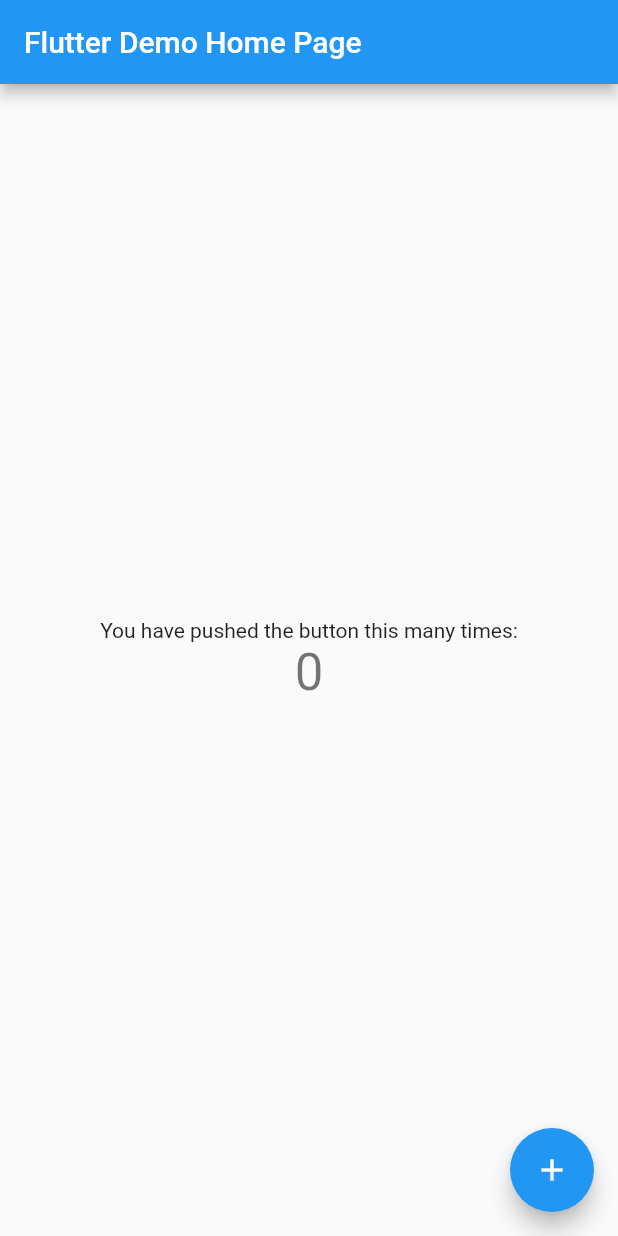
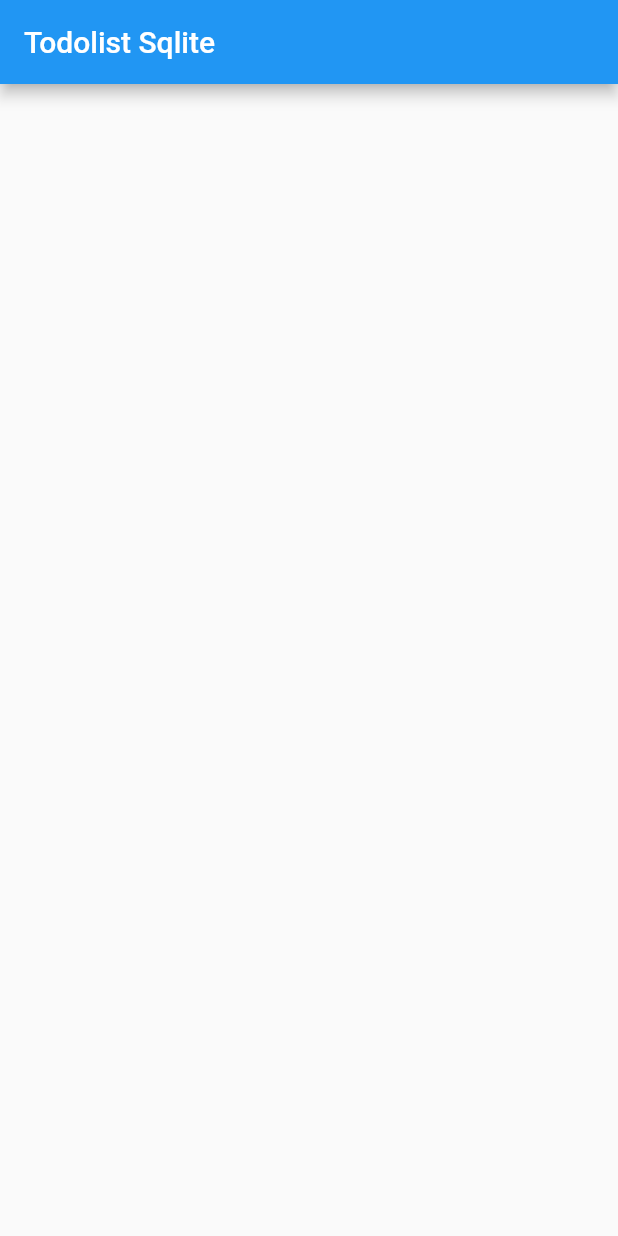
Before and after one commit to Bleach6785/flutter_todo_sqlite, a Flutter app: the screen it shows after launch, on a phone screen of 412 x 824 dp. Run offline on Flutter 3.47's test engine with Material 2 defaults, Android fonts, the phone set to English and light mode, and no system bars.

Commit message:
Setting Up AppBar

```diff
--- a/lib/main.dart
+++ b/lib/main.dart
@@ -1,117 +1,6 @@
 import 'package:flutter/material.dart';
+import 'package:flutter_todo_sqlite/src/app.dart';
 
 void main() {
-  runApp(MyApp());
+  runApp(App());
 }
-
-class MyApp extends StatelessWidget {
-  // This widget is the root of your application.
-  @override
-  Widget build(BuildContext context) {
-    return MaterialApp(
-      title: 'Flutter Demo',
-      theme: ThemeData(
-        // This is the theme of your application.
-        //
-        // Try running your application with "flutter run". You'll see the
-        // application has a blue toolbar. Then, without quitting the app, try
-        // changing the primarySwatch below to Colors.green and then invoke
-        // "hot reload" (press "r" in the console where you ran "flutter run",
-        // or simply save your changes to "hot reload" in a Flutter IDE).
-        // Notice that the counter didn't reset back to zero; the application
-        // is not restarted.
-        primarySwatch: Colors.blue,
-        // This makes the visual density adapt to the platform that you run
-        // the app on. For desktop platforms, the controls will be smaller and
-        // closer together (more dense) than on mobile platforms.
-        visualDensity: VisualDensity.adaptivePlatformDensity,
-      ),
-      home: MyHomePage(title: 'Flutter Demo Home Page'),
-    );
-  }
-}
-
-class MyHomePage extends StatefulWidget {
-  MyHomePage({Key key, this.title}) : super(key: key);
-
-  // This widget is the home page of your application. It is stateful, meaning
-  // that it has a State object (defined below) that contains fields that affect
-  // how it looks.
-
-  // This class is the configuration for the state. It holds the values (in this
-  // case the title) provided by the parent (in this case the App widget) and
-  // used by the build method of the State. Fields in a Widget subclass are
-  // always marked "final".
-
-  final String title;
-
-  @override
-  _MyHomePageState createState() => _MyHomePageState();
-}
-
-class _MyHomePageState extends State<MyHomePage> {
-  int _counter = 0;
-
-  void _incrementCounter() {
-    setState(() {
-      // This call to setState tells the Flutter framework that something has
-      // changed in this State, which causes it to rerun the build method below
-      // so that the display can reflect the updated values. If we changed
-      // _counter without calling setState(), then the build method would not be
-      // called again, and so nothing would appear to happen.
-      _counter++;
-    });
-  }
-
-  @override
-  Widget build(BuildContext context) {
-    // This method is rerun every time setState is called, for instance as done
-    // by the _incrementCounter method above.
-    //
-    // The Flutter framework has been optimized to make rerunning build methods
-    // fast, so that you can just rebuild anything that needs updating rather
-    // than having to individually change instances of widgets.
-    return Scaffold(
-      appBar: AppBar(
-        // Here we take the value from the MyHomePage object that was created by
-        // the App.build method, and use it to set our appbar title.
-        title: Text(widget.title),
-      ),
-      body: Center(
-        // Center is a layout widget. It takes a single child and positions it
-        // in the middle of the parent.
-        child: Column(
-          // Column is also a layout widget. It takes a list of children and
-          // arranges them vertically. By default, it sizes itself to fit its
-          // children horizontally, and tries to be as tall as its parent.
-          //
-          // Invoke "debug painting" (press "p" in the console, choose the
-          // "Toggle Debug Paint" action from the Flutter Inspector in Android
-          // Studio, or the "Toggle Debug Paint" command in Visual Studio Code)
-          // to see the wireframe for each widget.
-          //
-          // Column has various properties to control how it sizes itself and
-          // how it positions its children. Here we use mainAxisAlignment to
-          // center the children vertically; the main axis here is the vertical
-          // axis because Columns are vertical (the cross axis would be
-          // horizontal).
-          mainAxisAlignment: MainAxisAlignment.center,
-          children: <Widget>[
-            Text(
-              'You have pushed the button this many times:',
-            ),
-            Text(
-              '$_counter',
-              style: Theme.of(context).textTheme.headline4,
-            ),
-          ],
-        ),
-      ),
-      floatingActionButton: FloatingActionButton(
-        onPressed: _incrementCounter,
-        tooltip: 'Increment',
-        child: Icon(Icons.add),
-      ), // This trailing comma makes auto-formatting nicer for build methods.
-    );
-  }
-}
--- /dev/null
+++ b/lib/screens/home_screen.dart
@@ -0,0 +1,15 @@
+import 'package:flutter/material.dart';
+
+class HomeScreen extends StatefulWidget {
+  @override
+  _HomeScreenState createState() => _HomeScreenState();
+}
+
+class _HomeScreenState extends State<HomeScreen> {
+  @override
+  Widget build(BuildContext context) {
+    return Scaffold(
+      appBar: AppBar(title: Text('Todolist Sqlite'),),
+    );
+  }
+}
--- /dev/null
+++ b/lib/src/app.dart
@@ -0,0 +1,12 @@
+import 'package:flutter/material.dart';
+import 'package:flutter_todo_sqlite/screens/home_screen.dart';
+
+class App extends StatelessWidget {
+  @override
+  Widget build(BuildContext context) {
+    return MaterialApp(
+      debugShowCheckedModeBanner: false,
+      home: HomeScreen(),
+    );
+  }
+}
```
Also changed, not shown: 1 other file.
